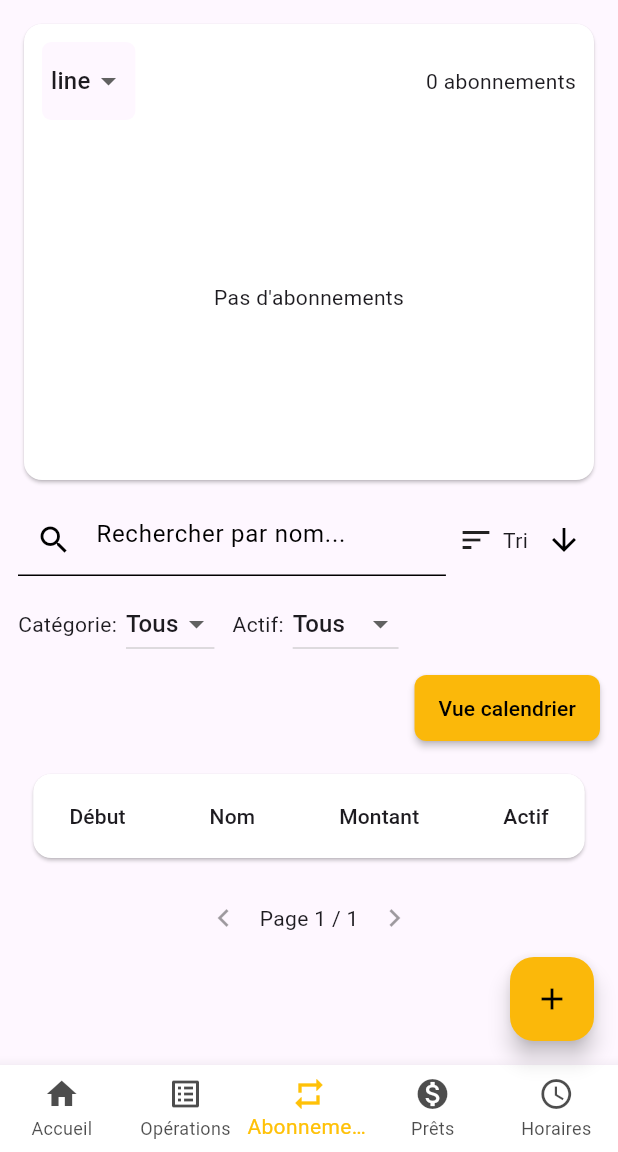
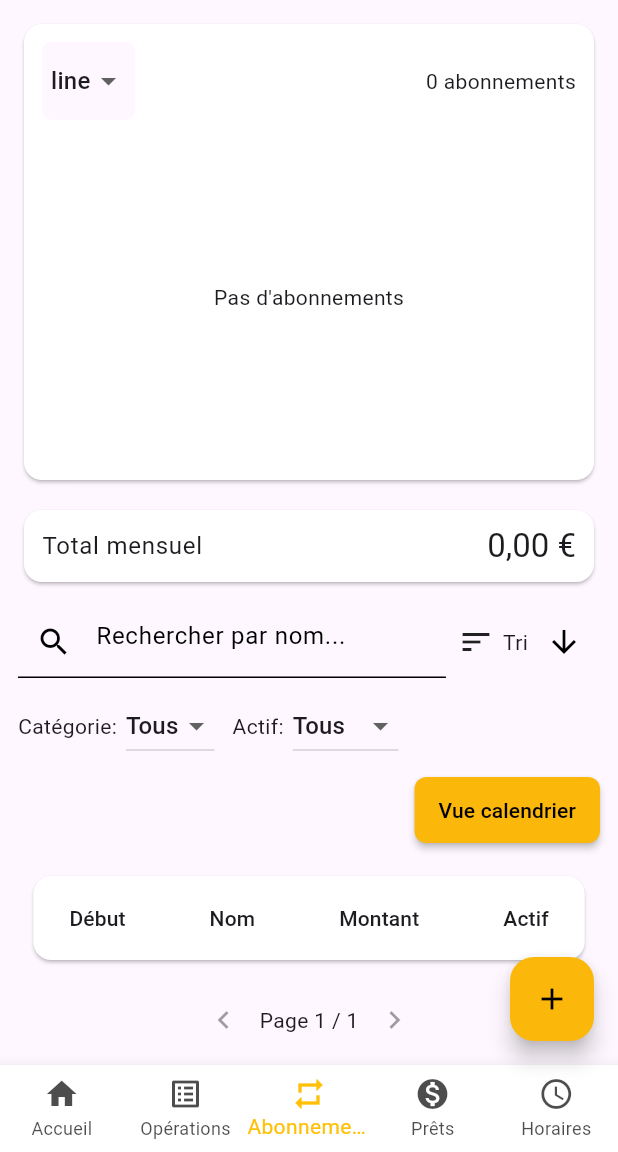
Before and after one commit to FloRobart/econoris_app, a Flutter app: the SubscriptionsPage screen opened by its route, on a phone screen of 412 x 824 dp, the part 84-1236 px from its top. Run offline on Flutter 3.47's test engine with Material 3 defaults, Android fonts, the light colour scheme and no system bars; our stand-ins replace fl_chart, flutter_dotenv, package_info_plus, shared_preferences, table_calendar; accounts and stored records are empty.

Commit message:
Ajout du montant total des abonnements

```diff
--- a/lib/pages/subscriptions_page.dart
+++ b/lib/pages/subscriptions_page.dart
@@ -3,6 +3,7 @@
 import 'dart:convert';
 import 'package:flutter/material.dart';
 import 'package:shared_preferences/shared_preferences.dart';
+import 'package:intl/intl.dart';
 // date formatting handled by SubscriptionsTable
 
 import '../models/subscription.dart';
@@ -133,6 +134,29 @@ class _SubscriptionsPageState extends State<SubscriptionsPage> {
     });
 
     final ops = subsFiltered; // alias for naming below
+
+    // Helper to convert a subscription amount to its monthly equivalent.
+    double monthlyEquivalent(Subscription s) {
+      final int interval = (s.intervalValue <= 0) ? 1 : s.intervalValue;
+      const double daysPerMonth = 30.436875; // average days per month
+      const double weeksPerMonth = 4.348125; // average weeks per month
+
+      switch (s.intervalUnit) {
+        case 'days':
+          return s.amount * (daysPerMonth / interval);
+        case 'weeks':
+          return s.amount * (weeksPerMonth / interval);
+        case 'months':
+        default:
+          return s.amount / interval;
+      }
+    }
+
+  // Only include negative subscriptions (expenses) in the total
+  final double monthlyTotal = ops
+      .where((s) => s.amount < 0)
+      .fold(0.0, (double acc, Subscription s) => acc + monthlyEquivalent(s));
+
     final categories = ['Tous'] + _subscriptions.map((e) => e.category).toSet().toList();
     final totalPages = (ops.length / _pageSize).ceil().clamp(1, 9999);
     final pageItems = ops.skip((_page - 1) * _pageSize).take(_pageSize).toList();
@@ -182,6 +206,20 @@ class _SubscriptionsPageState extends State<SubscriptionsPage> {
                     ]),
                     const SizedBox(height: 8),
                     SizedBox(height: 220, child: SubscriptionsChart(subscriptions: ops, chartType: _chartType)),
+                  ]),
+                ),
+              ),
+
+              const SizedBox(height: 12),
+
+              // Total mensuel des abonnements (filtrés)
+              Card(
+                child: Padding(
+                  padding: const EdgeInsets.symmetric(horizontal: 12, vertical: 10),
+                  child: Row(children: [
+                    Text('Total mensuel', style: theme.textTheme.bodyLarge),
+                    const Spacer(),
+                    Text(NumberFormat.currency(locale: 'fr_FR', symbol: '€').format(monthlyTotal), style: theme.textTheme.titleLarge),
                   ]),
                 ),
               ),
```
